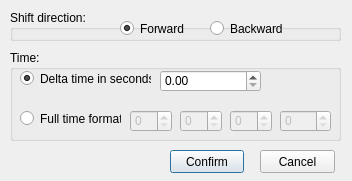
The window that timeshiftdialog.ui (NikolaJov96/DivXConverter) describes before a commit, drawn with Qt 5.
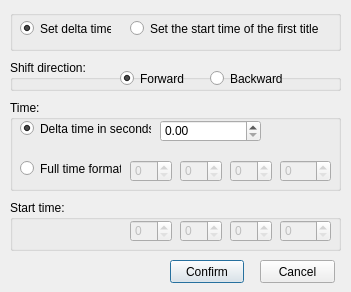
The same window after the commit.

Commit message: File concatenetion and time shifting options.

The edit to the form file:
```diff
--- a/timeshiftdialog.ui
+++ b/timeshiftdialog.ui
@@ -6,8 +6,8 @@
    <rect>
     <x>0</x>
     <y>0</y>
-    <width>352</width>
-    <height>181</height>
+    <width>351</width>
+    <height>292</height>
    </rect>
   </property>
   <property name="windowTitle">
@@ -17,7 +17,7 @@
    <property name="geometry">
     <rect>
      <x>170</x>
-     <y>150</y>
+     <y>260</y>
      <width>74</width>
      <height>23</height>
     </rect>
@@ -30,7 +30,7 @@
    <property name="geometry">
     <rect>
      <x>260</x>
-     <y>150</y>
+     <y>260</y>
      <width>75</width>
      <height>23</height>
     </rect>
@@ -39,12 +39,57 @@
     <string>Cancel</string>
    </property>
   </widget>
-  <widget class="QGroupBox" name="groupBox">
+  <widget class="QGroupBox" name="groupBox_3">
    <property name="geometry">
     <rect>
      <x>10</x>
      <y>10</y>
      <width>331</width>
+     <height>41</height>
+    </rect>
+   </property>
+   <property name="title">
+    <string/>
+   </property>
+   <widget class="QRadioButton" name="radioButton_5">
+    <property name="geometry">
+     <rect>
+      <x>10</x>
+      <y>10</y>
+      <width>91</width>
+      <height>17</height>
+     </rect>
+    </property>
+    <property name="text">
+     <string>Set delta time</string>
+    </property>
+    <property name="checked">
+     <bool>true</bool>
+    </property>
+   </widget>
+   <widget class="QRadioButton" name="radioButton_6">
+    <property name="geometry">
+     <rect>
+      <x>120</x>
+      <y>10</y>
+      <width>191</width>
+      <height>17</height>
+     </rect>
+    </property>
+    <property name="text">
+     <string>Set the start time of the first title</string>
+    </property>
+   </widget>
+  </widget>
+  <widget class="QGroupBox" name="groupBox">
+   <property name="enabled">
+    <bool>true</bool>
+   </property>
+   <property name="geometry">
+    <rect>
+     <x>10</x>
+     <y>60</y>
+     <width>331</width>
      <height>31</height>
     </rect>
    </property>
@@ -85,7 +130,7 @@
    <property name="geometry">
     <rect>
      <x>10</x>
-     <y>50</y>
+     <y>100</y>
      <width>331</width>
      <height>91</height>
     </rect>
@@ -194,6 +239,88 @@
     </property>
    </widget>
   </widget>
+  <widget class="QGroupBox" name="groupBox_4">
+   <property name="enabled">
+    <bool>true</bool>
+   </property>
+   <property name="geometry">
+    <rect>
+     <x>10</x>
+     <y>200</y>
+     <width>331</width>
+     <height>51</height>
+    </rect>
+   </property>
+   <property name="title">
+    <string>Start time:</string>
+   </property>
+   <widget class="QSpinBox" name="spinBox_5">
+    <property name="enabled">
+     <bool>false</bool>
+    </property>
+    <property name="geometry">
+     <rect>
+      <x>120</x>
+      <y>20</y>
+      <width>42</width>
+      <height>22</height>
+     </rect>
+    </property>
+    <property name="maximum">
+     <number>59</number>
+    </property>
+   </widget>
+   <widget class="QSpinBox" name="spinBox_7">
+    <property name="enabled">
+     <bool>false</bool>
+    </property>
+    <property name="geometry">
+     <rect>
+      <x>220</x>
+      <y>20</y>
+      <width>42</width>
+      <height>22</height>
+     </rect>
+    </property>
+    <property name="maximum">
+     <number>59</number>
+    </property>
+   </widget>
+   <widget class="QSpinBox" name="spinBox_6">
+    <property name="enabled">
+     <bool>false</bool>
+    </property>
+    <property name="geometry">
+     <rect>
+      <x>170</x>
+      <y>20</y>
+      <width>42</width>
+      <height>22</height>
+     </rect>
+    </property>
+   </widget>
+   <widget class="QSpinBox" name="spinBox_8">
+    <property name="enabled">
+     <bool>false</bool>
+    </property>
+    <property name="geometry">
+     <rect>
+      <x>270</x>
+      <y>20</y>
+      <width>51</width>
+      <height>22</height>
+     </rect>
+    </property>
+   </widget>
+   <zorder>spinBox_8</zorder>
+   <zorder>spinBox_7</zorder>
+   <zorder>spinBox_6</zorder>
+   <zorder>spinBox_5</zorder>
+   <zorder>spinBox_5</zorder>
+   <zorder>spinBox_7</zorder>
+   <zorder>spinBox_6</zorder>
+   <zorder>spinBox_8</zorder>
+  </widget>
  </widget>
  <resources/>
  <connections/>
```
Left out of the diff: 28 changed lines with no effect on the pictures. The commit also changes 14 other files.
